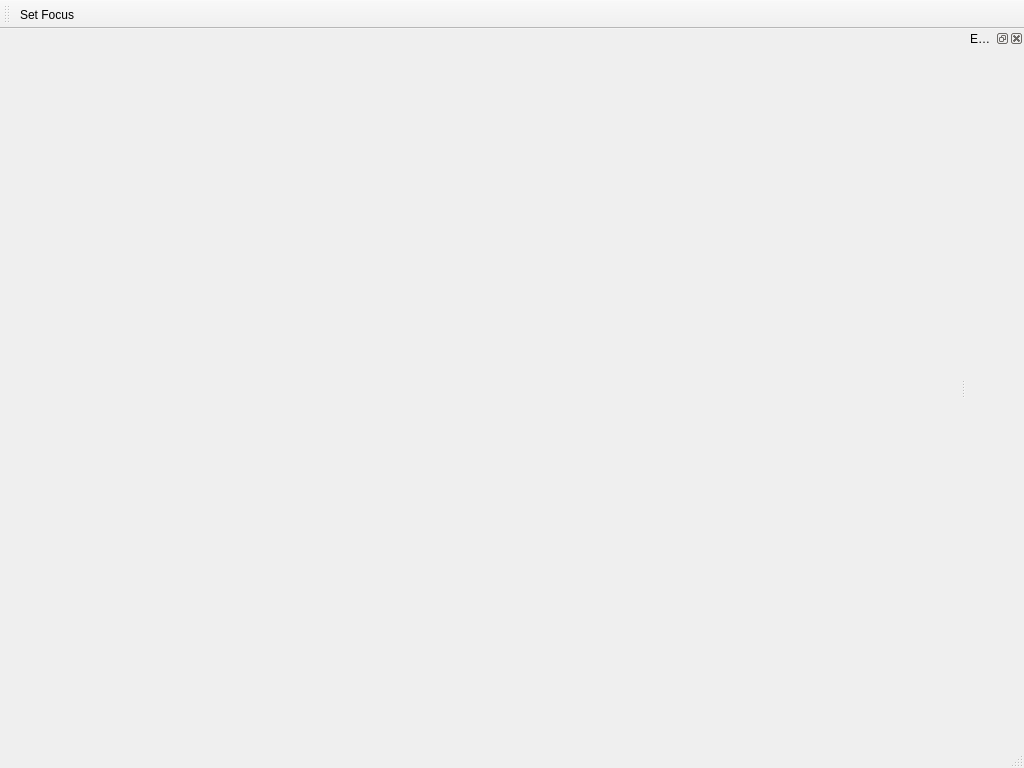
Before: the Qt Designer form mainwindow.ui in vos/planetattack, drawn with Qt 5.
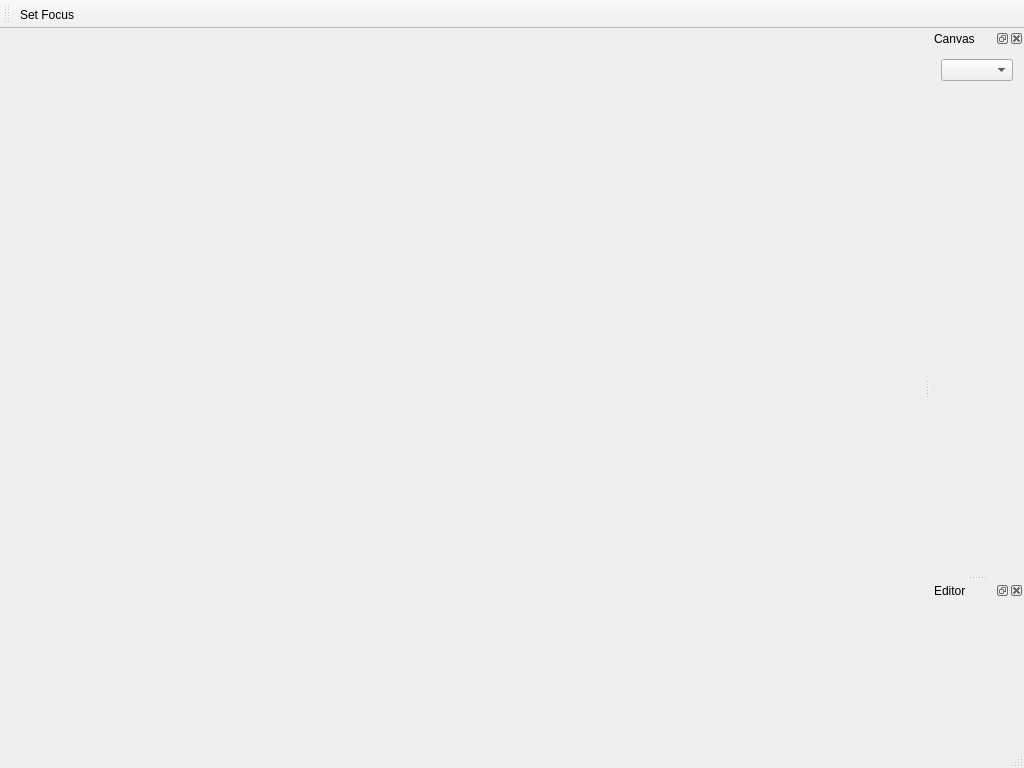
After: the same form once the commit is applied.

Commit message: added canvas widget with mode selection

```diff
--- a/mainwindow.ui
+++ b/mainwindow.ui
@@ -34,6 +34,21 @@
    <addaction name="action_setFocus"/>
   </widget>
   <widget class="QStatusBar" name="statusBar"/>
+  <widget class="QDockWidget" name="canvasDockWidget">
+   <property name="windowTitle">
+    <string>Canvas</string>
+   </property>
+   <attribute name="dockWidgetArea">
+    <number>2</number>
+   </attribute>
+   <widget class="QWidget" name="canvasWidget">
+    <layout class="QFormLayout" name="formLayout">
+     <item row="0" column="0">
+      <widget class="QComboBox" name="modeComboBox"/>
+     </item>
+    </layout>
+   </widget>
+  </widget>
   <widget class="QDockWidget" name="editorDockWidget">
    <property name="allowedAreas">
     <set>Qt::LeftDockWidgetArea|Qt::RightDockWidgetArea</set>
```
The commit also changes 4 other files.
